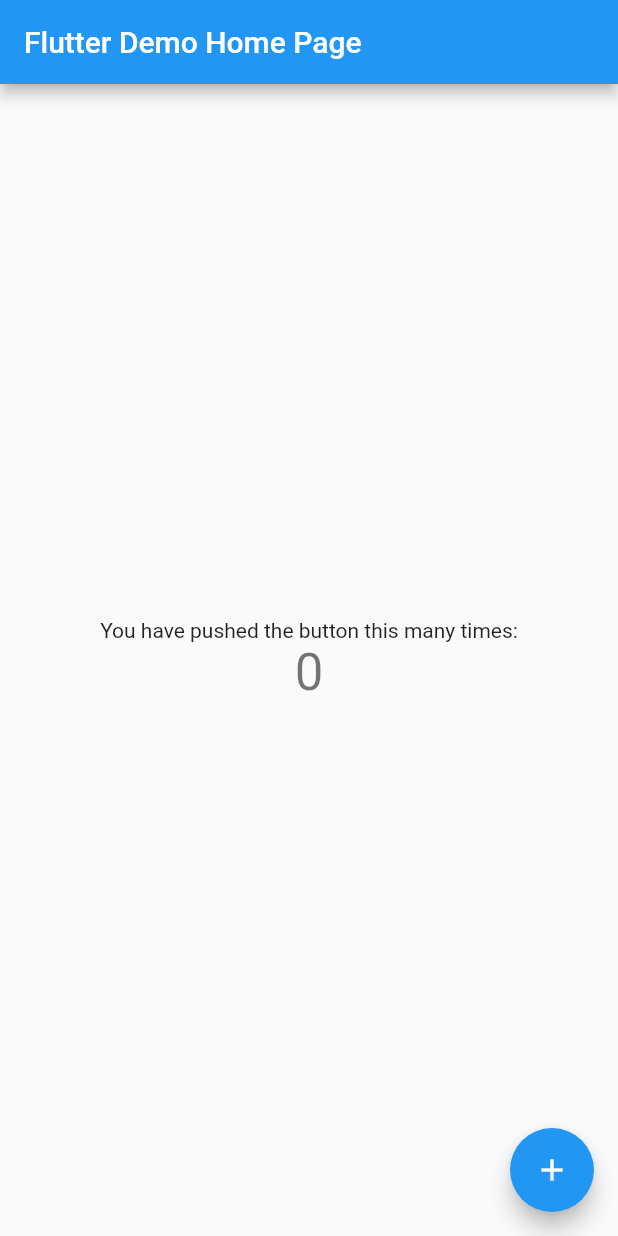
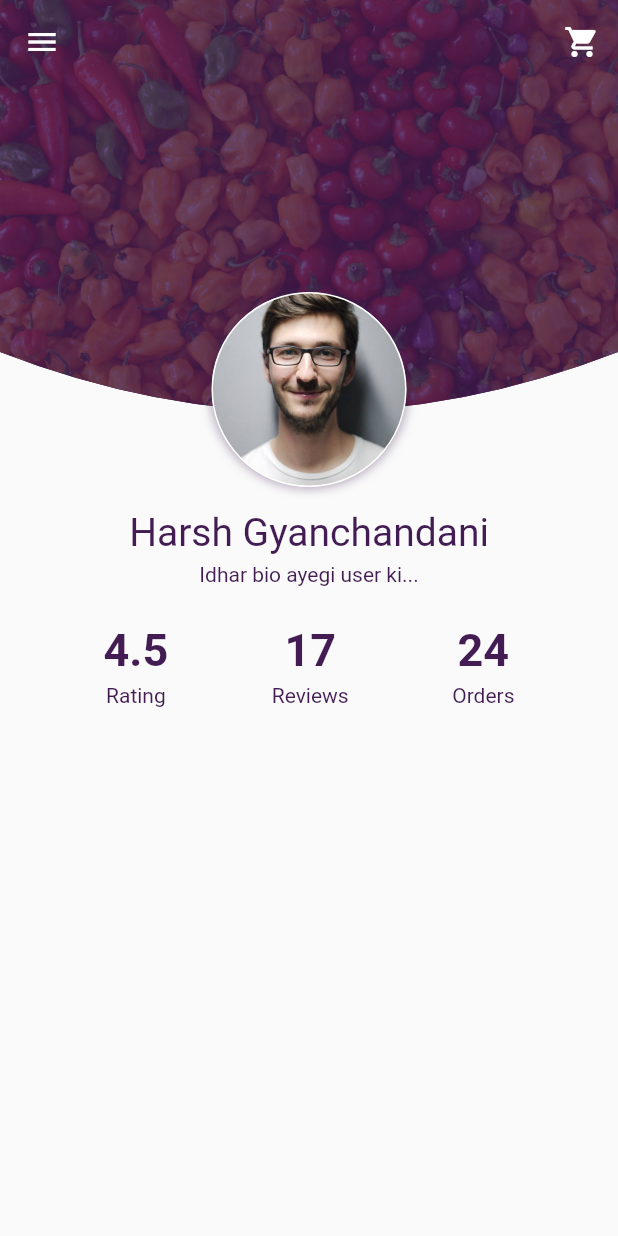
Before and after one commit to developer-arun/grocery_app, a Flutter app: the screen it shows after launch, on a phone screen of 412 x 824 dp. Run offline on Flutter 3.47's test engine with Material 2 defaults, Android fonts, the phone set to English and light mode, and no system bars; our stand-ins replace flutter_custom_clippers.

Commit message:
added profile_screen

```diff
--- /dev/null
+++ b/lib/components/data_display_widget.dart
@@ -0,0 +1,36 @@
+import 'package:flutter/material.dart';
+import 'package:grocery_app/utilities/constants.dart';
+
+class DataDisplayWidget extends StatelessWidget {
+  final String data, label;
+
+  const DataDisplayWidget({
+    @required this.label,
+    @required this.data,
+  });
+
+  @override
+  Widget build(BuildContext context) {
+    return Column(
+      children: [
+        Text(
+          data,
+          style: TextStyle(
+            fontSize: 30,
+            fontWeight: FontWeight.bold,
+            color: kColorPurple,
+          ),
+        ),
+        SizedBox(
+          height: 5,
+        ),
+        Text(
+          label,
+          style: TextStyle(
+            color: kColorPurple,
+          ),
+        ),
+      ],
+    );
+  }
+}
--- a/lib/main.dart
+++ b/lib/main.dart
@@ -1,117 +1,21 @@
 import 'package:flutter/material.dart';
+import 'package:grocery_app/screens/profile_screen.dart';
 
 void main() {
   runApp(MyApp());
 }
 
 class MyApp extends StatelessWidget {
-  // This widget is the root of your application.
   @override
   Widget build(BuildContext context) {
     return MaterialApp(
       title: 'Flutter Demo',
+      debugShowCheckedModeBanner: false,
       theme: ThemeData(
-        // This is the theme of your application.
-        //
-        // Try running your application with "flutter run". You'll see the
-        // application has a blue toolbar. Then, without quitting the app, try
-        // changing the primarySwatch below to Colors.green and then invoke
-        // "hot reload" (press "r" in the console where you ran "flutter run",
-        // or simply save your changes to "hot reload" in a Flutter IDE).
-        // Notice that the counter didn't reset back to zero; the application
-        // is not restarted.
         primarySwatch: Colors.blue,
-        // This makes the visual density adapt to the platform that you run
-        // the app on. For desktop platforms, the controls will be smaller and
-        // closer together (more dense) than on mobile platforms.
         visualDensity: VisualDensity.adaptivePlatformDensity,
       ),
-      home: MyHomePage(title: 'Flutter Demo Home Page'),
+      home: ProfileScreen(),
     );
   }
 }
-
-class MyHomePage extends StatefulWidget {
-  MyHomePage({Key key, this.title}) : super(key: key);
-
-  // This widget is the home page of your application. It is stateful, meaning
-  // that it has a State object (defined below) that contains fields that affect
-  // how it looks.
-
-  // This class is the configuration for the state. It holds the values (in this
-  // case the title) provided by the parent (in this case the App widget) and
-  // used by the build method of the State. Fields in a Widget subclass are
-  // always marked "final".
-
-  final String title;
-
-  @override
-  _MyHomePageState createState() => _MyHomePageState();
-}
-
-class _MyHomePageState extends State<MyHomePage> {
-  int _counter = 0;
-
-  void _incrementCounter() {
-    setState(() {
-      // This call to setState tells the Flutter framework that something has
-      // changed in this State, which causes it to rerun the build method below
-      // so that the display can reflect the updated values. If we changed
-      // _counter without calling setState(), then the build method would not be
-      // called again, and so nothing would appear to happen.
-      _counter++;
-    });
-  }
-
-  @override
-  Widget build(BuildContext context) {
-    // This method is rerun every time setState is called, for instance as done
-    // by the _incrementCounter method above.
-    //
-    // The Flutter framework has been optimized to make rerunning build methods
-    // fast, so that you can just rebuild anything that needs updating rather
-    // than having to individually change instances of widgets.
-    return Scaffold(
-      appBar: AppBar(
-        // Here we take the value from the MyHomePage object that was created by
-        // the App.build method, and use it to set our appbar title.
-        title: Text(widget.title),
-      ),
-      body: Center(
-        // Center is a layout widget. It takes a single child and positions it
-        // in the middle of the parent.
-        child: Column(
-          // Column is also a layout widget. It takes a list of children and
-          // arranges them vertically. By default, it sizes itself to fit its
-          // children horizontally, and tries to be as tall as its parent.
-          //
-          // Invoke "debug painting" (press "p" in the console, choose the
-          // "Toggle Debug Paint" action from the Flutter Inspector in Android
-          // Studio, or the "Toggle Debug Paint" command in Visual Studio Code)
-          // to see the wireframe for each widget.
-          //
-          // Column has various properties to control how it sizes itself and
-          // how it positions its children. Here we use mainAxisAlignment to
-          // center the children vertically; the main axis here is the vertical
-          // axis because Columns are vertical (the cross axis would be
-          // horizontal).
-          mainAxisAlignment: MainAxisAlignment.center,
-          children: <Widget>[
-            Text(
-              'You have pushed the button this many times:',
-            ),
-            Text(
-              '$_counter',
-              style: Theme.of(context).textTheme.headline4,
-            ),
-          ],
-        ),
-      ),
-      floatingActionButton: FloatingActionButton(
-        onPressed: _incrementCounter,
-        tooltip: 'Increment',
-        child: Icon(Icons.add),
-      ), // This trailing comma makes auto-formatting nicer for build methods.
-    );
-  }
-}
--- /dev/null
+++ b/lib/screens/profile_screen.dart
@@ -0,0 +1,136 @@
+import 'package:flutter/cupertino.dart';
+import 'package:flutter/material.dart';
+import 'package:flutter_custom_clippers/flutter_custom_clippers.dart';
+import 'package:grocery_app/components/data_display_widget.dart';
+import 'package:grocery_app/utilities/constants.dart';
+
+class ProfileScreen extends StatefulWidget {
+  @override
+  _ProfileScreenState createState() => _ProfileScreenState();
+}
+
+class _ProfileScreenState extends State<ProfileScreen> {
+  @override
+  Widget build(BuildContext context) {
+    return Scaffold(
+      extendBodyBehindAppBar: true,
+      appBar: AppBar(
+        backgroundColor: kColorTransparent,
+        elevation: 0,
+        leading: IconButton(
+          icon: Icon(
+            Icons.menu,
+          ),
+          onPressed: () {
+            // TODO:CODE
+          },
+        ),
+        actions: [
+          IconButton(
+            icon: Icon(
+              Icons.shopping_cart,
+            ),
+            onPressed: () {
+              // TODO:CODE
+            },
+          ),
+        ],
+      ),
+      body: Column(
+        crossAxisAlignment: CrossAxisAlignment.stretch,
+        children: [
+          Stack(
+            children: [
+              Container(
+                padding: const EdgeInsets.only(bottom: 50),
+                child: ClipPath(
+                  clipper: OvalBottomBorderClipper(),
+                  child: Container(
+                    width: double.infinity,
+                    height: MediaQuery.of(context).size.height / 3,
+                    decoration: BoxDecoration(
+                      color: kColorPurple,
+                      image: DecorationImage(
+                        image: AssetImage('assets/images/cover.jpg'),
+                        fit: BoxFit.cover,
+                        colorFilter: ColorFilter.mode(
+                            kColorPurple.withOpacity(.8), BlendMode.srcATop),
+                      ),
+                    ),
+                  ),
+                ),
+              ),
+              Positioned.fill(
+                child: Align(
+                  alignment: Alignment.bottomCenter,
+                  child: Container(
+                    width: 130,
+                    height: 130,
+                    decoration: BoxDecoration(
+                      color: kColorWhite,
+                      shape: BoxShape.circle,
+                      boxShadow: [
+                        BoxShadow(
+                          color: kColorPurple.withOpacity(.4),
+                          spreadRadius: 1,
+                          blurRadius: 5,
+                        ),
+                      ],
+                      image: DecorationImage(
+                        image: AssetImage('assets/images/profile-pic.jpeg'),
+                        fit: BoxFit.cover,
+                      ),
+                      border: Border.all(color: kColorWhite, width: 1),
+                    ),
+                  ),
+                ),
+              ),
+            ],
+          ),
+          SizedBox(
+            height: 15,
+          ),
+          Text(
+            'Harsh Gyanchandani',
+            textAlign: TextAlign.center,
+            style: TextStyle(
+              color: kColorPurple,
+              fontSize: 26,
+            ),
+          ),
+          SizedBox(
+            height: 5,
+          ),
+          Text(
+            'Idhar bio ayegi user ki...',
+            textAlign: TextAlign.center,
+            style: TextStyle(
+              color: kColorPurple,
+            ),
+          ),
+          SizedBox(
+            height: 25,
+          ),
+          Wrap(
+            direction: Axis.horizontal,
+            alignment: WrapAlignment.spaceEvenly,
+            children: [
+              DataDisplayWidget(
+                label: 'Rating',
+                data: '4.5',
+              ),
+              DataDisplayWidget(
+                label: 'Reviews',
+                data: '17',
+              ),
+              DataDisplayWidget(
+                label: 'Orders',
+                data: '24',
+              ),
+            ],
+          ),
+        ],
+      ),
+    );
+  }
+}
--- /dev/null
+++ b/lib/utilities/constants.dart
@@ -0,0 +1,5 @@
+import 'package:flutter/material.dart';
+
+const Color kColorTransparent = Color(0x0000000);
+const Color kColorPurple = Color(0xFF421C52);
+const Color kColorWhite = Color(0xFFFFFFFF);
```
Also changed, not shown: pubspec.yaml (+5 -56 lines), assets/images/cover.jpg (added), assets/images/profile-pic.jpeg (added), pubspec.lock.
